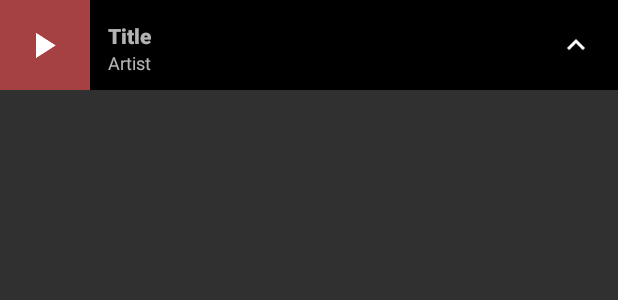
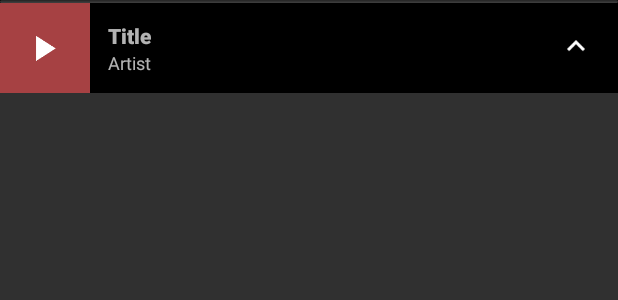
Before and after one commit to denreyes/Backdrop, an Android app: the layout fragment_player.xml on its own in the app's theme, with its tools: preview values and no code run, on a phone screen of 412 x 824 dp. Shown: the top 300 px of the screen. Run offline under Robolectric (Android 15) with nearby library versions, the phone set to English and light mode, and no system bars.

Commit message:
Seekbar on Controller Setup

```diff
--- /dev/null
+++ b/app/src/main/res/drawable/progress_horizontal.xml
@@ -0,0 +1,48 @@
+<?xml version="1.0" encoding="utf-8"?>
+
+<layer-list xmlns:android="http://schemas.android.com/apk/res/android">
+
+    <item android:id="@android:id/background">
+        <shape>
+            <corners android:radius="5dip" />
+            <gradient
+                android:startColor="#88424242"
+                android:centerColor="#dd424242"
+                android:centerY="0.75"
+                android:endColor="#ff424242"
+                android:angle="270"
+                />
+        </shape>
+    </item>
+
+    <item android:id="@android:id/secondaryProgress">
+        <clip>
+            <shape>
+                <corners android:radius="5dip" />
+                <gradient
+                    android:startColor="#80EEEEEE"
+                    android:centerColor="#80F5F5F5"
+                    android:centerY="0.75"
+                    android:endColor="#a0FAFAFA"
+                    android:angle="270"
+                    />
+            </shape>
+        </clip>
+    </item>
+
+    <item android:id="@android:id/progress">
+        <clip>
+            <shape>
+                <corners android:radius="5dip" />
+                <gradient
+                    android:startColor="#ffEEEEEE"
+                    android:centerColor="#ffFAFAFA"
+                    android:centerY="0.75"
+                    android:endColor="#ffffffff"
+                    android:angle="270"
+                    />
+            </shape>
+        </clip>
+    </item>
+
+</layer-list>
--- a/app/src/main/res/layout/fragment_player.xml
+++ b/app/src/main/res/layout/fragment_player.xml
@@ -4,7 +4,7 @@
     xmlns:app="http://schemas.android.com/apk/res-auto"
     android:id="@+id/linearLayout"
     android:layout_width="match_parent"
-    android:layout_height="60dp"
+    android:layout_height="62dp"
     android:background="@android:color/black"
     android:clickable="true">
 
@@ -48,7 +48,10 @@
     <FrameLayout
         android:id="@+id/frame_control"
         android:layout_width="60dp"
-        android:layout_height="match_parent"
+        android:layout_height="60dp"
+        android:layout_alignParentBottom="true"
+        android:layout_alignParentLeft="true"
+        android:layout_alignParentStart="true"
         android:background="#ccd05254">
 
         <ImageView
@@ -71,4 +74,15 @@
         android:layout_marginRight="16dp"
         android:src="@drawable/ic_arrow_up" />
 
+    <SeekBar
+        android:id="@+id/seekBar"
+        style="@style/PlayerSeekbar"
+        android:layout_width="match_parent"
+        android:layout_height="2dp"
+        android:layout_alignParentTop="true"
+        android:indeterminate="false"
+        android:paddingEnd="0dp"
+        android:paddingStart="0dp"
+        android:thumb="@null" />
+
 </RelativeLayout>
--- a/app/src/main/res/layout/list_item_playlist.xml
+++ b/app/src/main/res/layout/list_item_playlist.xml
@@ -28,7 +28,6 @@
             android:layout_width="wrap_content"
             android:layout_height="wrap_content"
             android:singleLine="true"
-            android:fontFamily="sans-serif-black"
             android:text="Title"
             android:textSize="14sp" />
 
--- a/app/src/main/res/values/styles.xml
+++ b/app/src/main/res/values/styles.xml
@@ -8,4 +8,12 @@
         <item name="colorAccent">@color/colorAccent</item>
     </style>
 
+    <style name="PlayerSeekbar" parent="@android:style/Widget.SeekBar">
+        <item name="android:indeterminateOnly">false</item>
+        <item name="android:progressDrawable">@drawable/progress_horizontal</item>
+        <item name="android:indeterminateDrawable">@drawable/progress_horizontal</item>
+        <item name="android:minHeight">6dip</item>
+        <item name="android:maxHeight">8dip</item>
+    </style>
+
 </resources>
```
